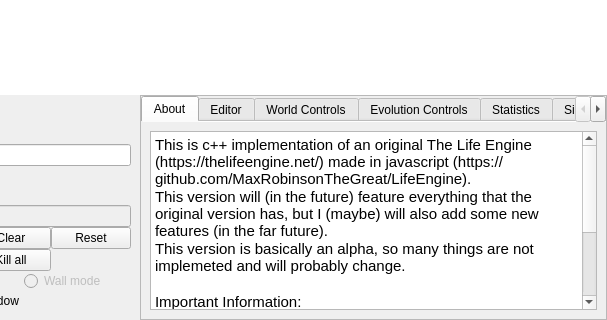
Before: the Qt Designer form LifeEngineCpp/mainwindow.ui in SuperSpaceEye/LifeEngineExtended, drawn with Qt 5; both pictures show x 199 to 806 and y 580 to 900 of the 806 by 900 pixel window.
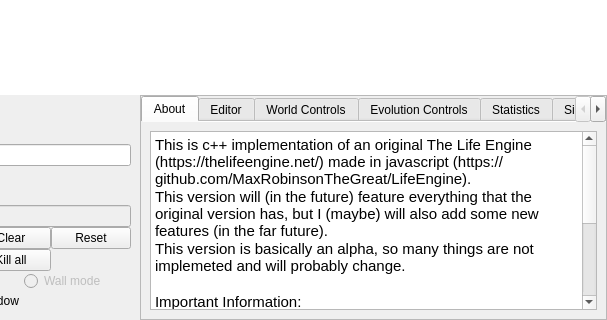
After: the same form once the commit is applied.

The edit to the form file:
```diff
--- a/LifeEngineCpp/mainwindow.ui
+++ b/LifeEngineCpp/mainwindow.ui
@@ -400,7 +400,9 @@
 &lt;p style=&quot; margin-top:0px; margin-bottom:0px; margin-left:0px; margin-right:0px; -qt-block-indent:0; text-indent:0px;&quot;&gt;*sps is the number of simulation ticks per second.&lt;/p&gt;
 &lt;p style=&quot; margin-top:0px; margin-bottom:0px; margin-left:0px; margin-right:0px; -qt-block-indent:0; text-indent:0px;&quot;&gt;*setting max fps/sps/num organisms to &amp;lt;0 will enable unlimited mode.&lt;/p&gt;
 &lt;p style=&quot; margin-top:0px; margin-bottom:0px; margin-left:0px; margin-right:0px; -qt-block-indent:0; text-indent:0px;&quot;&gt;*checking &amp;quot;Fix reproducing distance&amp;quot; will set reproducing distance to min value.&lt;/p&gt;
-&lt;p style=&quot; margin-top:0px; margin-bottom:0px; margin-left:0px; margin-right:0px; -qt-block-indent:0; text-indent:0px;&quot;&gt;*to hide menu, make sure that you don't enter text, put cursor on simulation grid, and press the keyboard button &amp;quot;M&amp;quot;&lt;/p&gt;&lt;/body&gt;&lt;/html&gt;</string>
+&lt;p style=&quot; margin-top:0px; margin-bottom:0px; margin-left:0px; margin-right:0px; -qt-block-indent:0; text-indent:0px;&quot;&gt;*to hide menu, make sure that you don't enter text, put cursor on simulation grid, and press the keyboard button &amp;quot;M&amp;quot;&lt;/p&gt;
+&lt;p style=&quot;-qt-paragraph-type:empty; margin-top:0px; margin-bottom:0px; margin-left:0px; margin-right:0px; -qt-block-indent:0; text-indent:0px;&quot;&gt;&lt;br /&gt;&lt;/p&gt;
+&lt;p style=&quot; margin-top:0px; margin-bottom:0px; margin-left:0px; margin-right:0px; -qt-block-indent:0; text-indent:0px;&quot;&gt;Github https://github.com/SuperSpaceEye/TheLifeEngineCpp&lt;/p&gt;&lt;/body&gt;&lt;/html&gt;</string>
                </property>
                <property name="overwriteMode">
                 <bool>false</bool>
```
